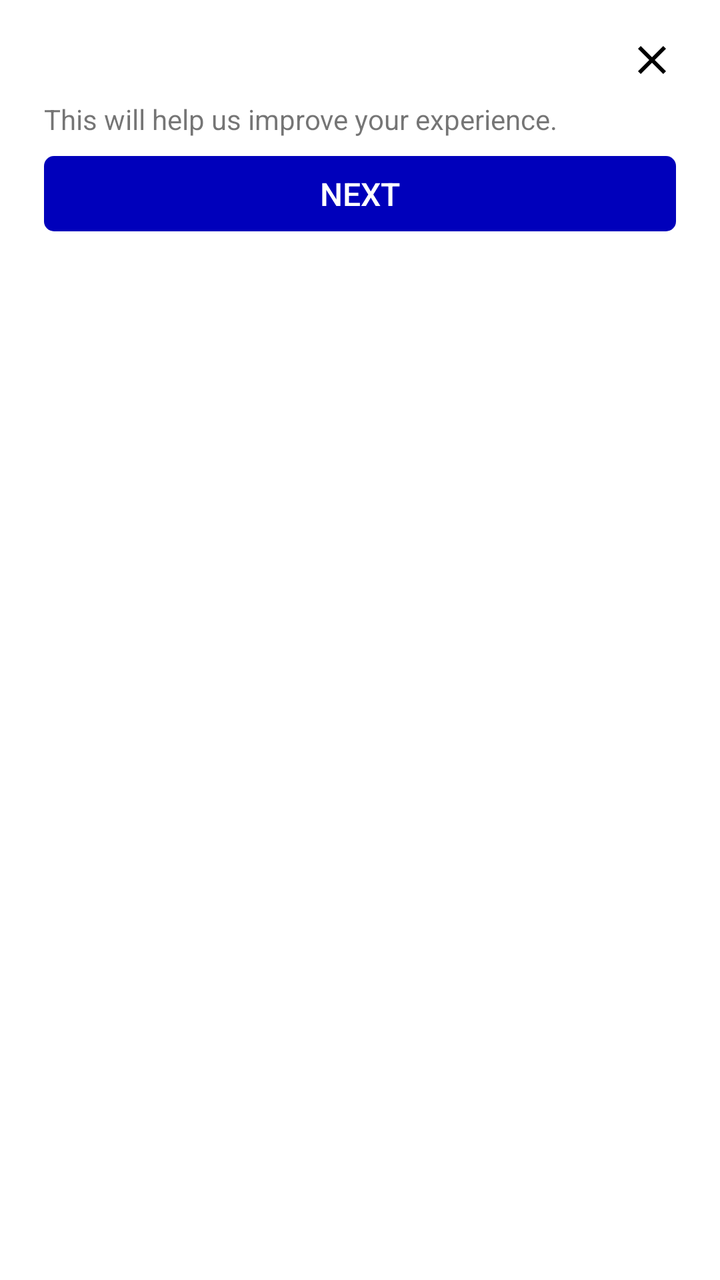
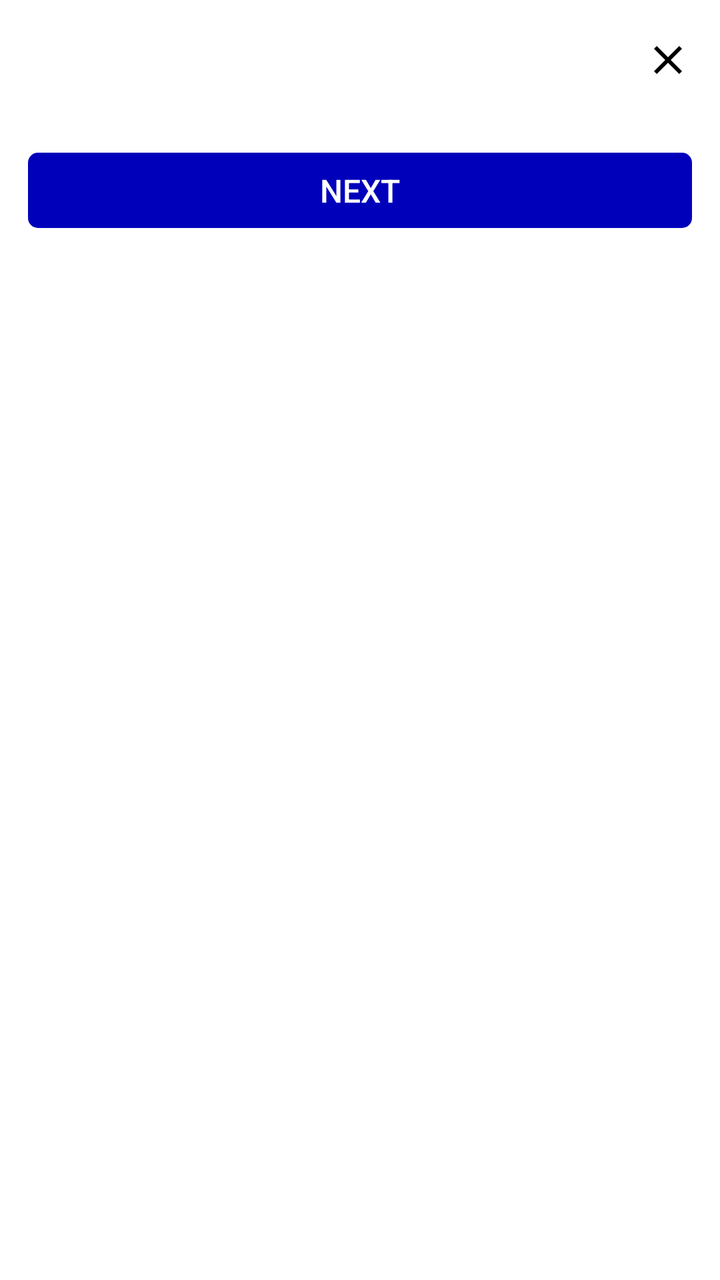

Compare the two renders of this Android layout. The source of the first and the diff that turns it into the second are given below.
<!-- AndroidManifest.xml: another module's application theme android:Theme.Light -->
<!-- res/layout/bottom_survey_layout.xml -->
<?xml version="1.0" encoding="utf-8"?>
<LinearLayout
    android:theme="@style/Theme.AppCompat.Light.NoActionBar"
    xmlns:android="http://schemas.android.com/apk/res/android"
    xmlns:app="http://schemas.android.com/apk/res-auto"
    android:layout_width="match_parent"
    android:layout_height="wrap_content"
    android:layout_marginHorizontal="20dp"
    android:layout_marginVertical="8dp"
    android:paddingTop="18dp"
    android:paddingBottom="0dp"
    android:id="@+id/dialog_layout"
    android:background="@drawable/dialog_bg"
    android:clipToPadding="true"
    android:clipChildren="true"
    android:orientation="vertical">
    <RelativeLayout
        android:paddingHorizontal="22dp"
        android:layout_width="match_parent"
        android:layout_height="wrap_content"
        android:orientation="vertical"
        android:layout_marginBottom="0dp"


        >
        <androidx.constraintlayout.widget.ConstraintLayout
            android:id="@+id/question_container"
            android:layout_width="match_parent"
            android:layout_height="wrap_content">

            <androidx.appcompat.widget.AppCompatTextView
                android:id="@+id/survey_question_text"
                android:layout_width="0dp"
                android:layout_height="wrap_content"
                android:paddingRight="2dp"
                android:textColor="@color/black"
                android:textSize="20sp"
                app:layout_constraintEnd_toStartOf="@+id/close_dialog_btn"
                app:layout_constraintStart_toStartOf="parent"
                app:layout_constraintTop_toTopOf="parent" />

            <androidx.appcompat.widget.AppCompatImageView
                android:id="@+id/close_dialog_btn"
                android:layout_width="wrap_content"
                android:layout_height="wrap_content"
                android:src="@drawable/ic_close"
                android:visibility="visible"
                app:layout_constraintEnd_toEndOf="parent"
                app:layout_constraintTop_toTopOf="parent" />
        </androidx.constraintlayout.widget.ConstraintLayout>

        <androidx.appcompat.widget.AppCompatTextView
            android:id="@+id/help_improve_experience_textview"
            android:layout_width="match_parent"
            android:layout_height="wrap_content"
            android:layout_marginTop="5dp"
            android:layout_below="@+id/question_container"
            android:text="This will help us improve your experience." />

        <RelativeLayout
            android:layout_marginVertical="3dp"
            android:id="@+id/dialog_layout_content"
            android:layout_width="match_parent"
            android:layout_height="wrap_content"
            android:layout_below="@+id/help_improve_experience_textview"
            android:orientation="vertical"
            />

        <androidx.appcompat.widget.AppCompatButton
            android:layout_width="match_parent"
            android:layout_height="wrap_content"
            android:layout_below="@+id/dialog_layout_content"
            android:id="@+id/btn_next"
            android:background="@drawable/next_btn_bg"
            android:gravity="center"
            android:foregroundGravity="center_horizontal"
            android:text="Next"
            android:enabled="false"
            android:textSize="16sp"
            android:insetTop="0dp"
            android:insetBottom="0dp"
            android:minHeight="0dp"
            android:minWidth="0dp"
            android:paddingTop="8dp"
            android:paddingBottom="8dp"
            android:paddingHorizontal="10dp"
            android:layout_centerHorizontal="true"
            android:layout_marginVertical="3dp"
            android:textColor="@color/white" />






























    </RelativeLayout>












    <com.google.android.material.progressindicator.LinearProgressIndicator
        android:layout_width="match_parent"
        android:layout_height="wrap_content"
        app:trackThickness="6dp"
        android:layout_marginTop="15dp"
        android:id="@+id/horizontal_bottom_progressbar"
        app:trackCornerRadius="10dp"
        app:showAnimationBehavior="outward"
        />
</LinearLayout>
<!-- resources referenced by this layout -->
<resources>
  <color name="black">#FF000000</color>
  <color name="white">#FFFFFFFF</color>
  <!-- drawable dialog_bg (drawable) -->
  <?xml version="1.0" encoding="utf-8"?>
  <shape xmlns:android="http://schemas.android.com/apk/res/android" android:shape="rectangle">
  <corners android:radius="10dp"/>
  
      <padding android:left="0dp" android:right="0dp" android:bottom="0dp" android:top="0dp"/>
  
  </shape>
  <!-- drawable ic_close (drawable) -->
  <vector android:height="24dp" android:tint="#000000"
      android:viewportHeight="24" android:viewportWidth="24"
      android:width="24dp" xmlns:android="http://schemas.android.com/apk/res/android">
      <path android:fillColor="@android:color/white" android:pathData="M19,6.41L17.59,5 12,10.59 6.41,5 5,6.41 10.59,12 5,17.59 6.41,19 12,13.41 17.59,19 19,17.59 13.41,12z"/>
  </vector>
  <!-- drawable next_btn_bg (drawable) -->
  <?xml version="1.0" encoding="utf-8"?>
  <shape xmlns:android="http://schemas.android.com/apk/res/android">
  <corners android:radius="5dp"/>
      <solid android:color="#0000bb"/>
  
  </shape>
</resources>

<!-- the commit's change to res/layout/bottom_survey_layout.xml (unified diff, before → after) -->
@@ -5,8 +5,8 @@
     xmlns:app="http://schemas.android.com/apk/res-auto"
     android:layout_width="match_parent"
     android:layout_height="wrap_content"
-    android:layout_marginHorizontal="20dp"
-    android:layout_marginVertical="8dp"
+    android:layout_marginHorizontal="10dp"
+    android:layout_marginVertical="10dp"
     android:paddingTop="18dp"
     android:paddingBottom="0dp"
     android:id="@+id/dialog_layout"
@@ -15,7 +15,7 @@
     android:clipChildren="true"
     android:orientation="vertical">
     <RelativeLayout
-        android:paddingHorizontal="22dp"
+        android:paddingHorizontal="14dp"
         android:layout_width="match_parent"
         android:layout_height="wrap_content"
         android:orientation="vertical"
@@ -23,18 +23,22 @@
 
 
         >
+
         <androidx.constraintlayout.widget.ConstraintLayout
             android:id="@+id/question_container"
             android:layout_width="match_parent"
+            android:layout_marginBottom="10dp"
             android:layout_height="wrap_content">
 
             <androidx.appcompat.widget.AppCompatTextView
+                android:textAlignment="center"
                 android:id="@+id/survey_question_text"
                 android:layout_width="0dp"
                 android:layout_height="wrap_content"
                 android:paddingRight="2dp"
                 android:textColor="@color/black"
-                android:textSize="20sp"
+                android:textSize="18sp"
+
                 app:layout_constraintEnd_toStartOf="@+id/close_dialog_btn"
                 app:layout_constraintStart_toStartOf="parent"
                 app:layout_constraintTop_toTopOf="parent" />
@@ -45,25 +49,27 @@
                 android:layout_height="wrap_content"
                 android:src="@drawable/ic_close"
                 android:visibility="visible"
+                android:layout_marginStart="4dp"
                 app:layout_constraintEnd_toEndOf="parent"
                 app:layout_constraintTop_toTopOf="parent" />
         </androidx.constraintlayout.widget.ConstraintLayout>
 
-        <androidx.appcompat.widget.AppCompatTextView
-            android:id="@+id/help_improve_experience_textview"
-            android:layout_width="match_parent"
-            android:layout_height="wrap_content"
-            android:layout_marginTop="5dp"
-            android:layout_below="@+id/question_container"
-            android:text="This will help us improve your experience." />
+
+
+
+
+
+
+
 
         <RelativeLayout
-            android:layout_marginVertical="3dp"
+            android:layout_marginVertical="8dp"
             android:id="@+id/dialog_layout_content"
             android:layout_width="match_parent"
             android:layout_height="wrap_content"
-            android:layout_below="@+id/help_improve_experience_textview"
+            android:layout_below="@+id/question_container"
             android:orientation="vertical"
+            android:gravity="center"
             />
 
         <androidx.appcompat.widget.AppCompatButton
@@ -85,7 +91,8 @@
             android:paddingBottom="8dp"
             android:paddingHorizontal="10dp"
             android:layout_centerHorizontal="true"
-            android:layout_marginVertical="3dp"
+
+            android:layout_marginTop="8dp"
             android:textColor="@color/white" />
 
 
